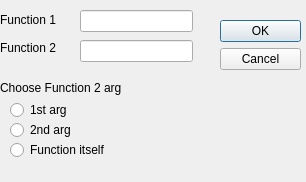
This is dragAt.ui in Molingejr/operator_expression_generator as Qt 5 draws it before an edit. The edited form follows.
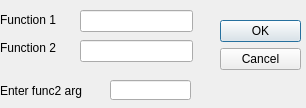
This is the edited form.

Commit message: Converted function 2's argument selection from radio buttons to lineEdit entry

What changed in the file:
```diff
--- a/dragAt.ui
+++ b/dragAt.ui
@@ -7,7 +7,7 @@
     <x>0</x>
     <y>0</y>
     <width>306</width>
-    <height>182</height>
+    <height>108</height>
    </rect>
   </property>
   <property name="windowTitle">
@@ -60,38 +60,12 @@
     <rect>
      <x>0</x>
      <y>80</y>
-     <width>161</width>
-     <height>16</height>
+     <width>111</width>
+     <height>21</height>
     </rect>
    </property>
    <property name="text">
-    <string>Choose Function 2 arg</string>
-   </property>
-  </widget>
-  <widget class="QRadioButton" name="radioButton">
-   <property name="geometry">
-    <rect>
-     <x>10</x>
-     <y>100</y>
-     <width>102</width>
-     <height>20</height>
-    </rect>
-   </property>
-   <property name="text">
-    <string>1st arg</string>
-   </property>
-  </widget>
-  <widget class="QRadioButton" name="radioButton_2">
-   <property name="geometry">
-    <rect>
-     <x>10</x>
-     <y>120</y>
-     <width>102</width>
-     <height>20</height>
-    </rect>
-   </property>
-   <property name="text">
-    <string>2nd arg</string>
+    <string>Enter func2 arg</string>
    </property>
   </widget>
   <widget class="QLabel" name="label_3">
@@ -120,18 +94,15 @@
     <bool>true</bool>
    </property>
   </widget>
-  <widget class="QRadioButton" name="radioButton_3">
+  <widget class="QLineEdit" name="lineEdit_3">
    <property name="geometry">
     <rect>
-     <x>10</x>
-     <y>140</y>
-     <width>121</width>
+     <x>110</x>
+     <y>80</y>
+     <width>81</width>
      <height>20</height>
     </rect>
    </property>
-   <property name="text">
-    <string>Function itself</string>
-   </property>
   </widget>
  </widget>
  <resources/>
```
The commit also changes 1 other file.
